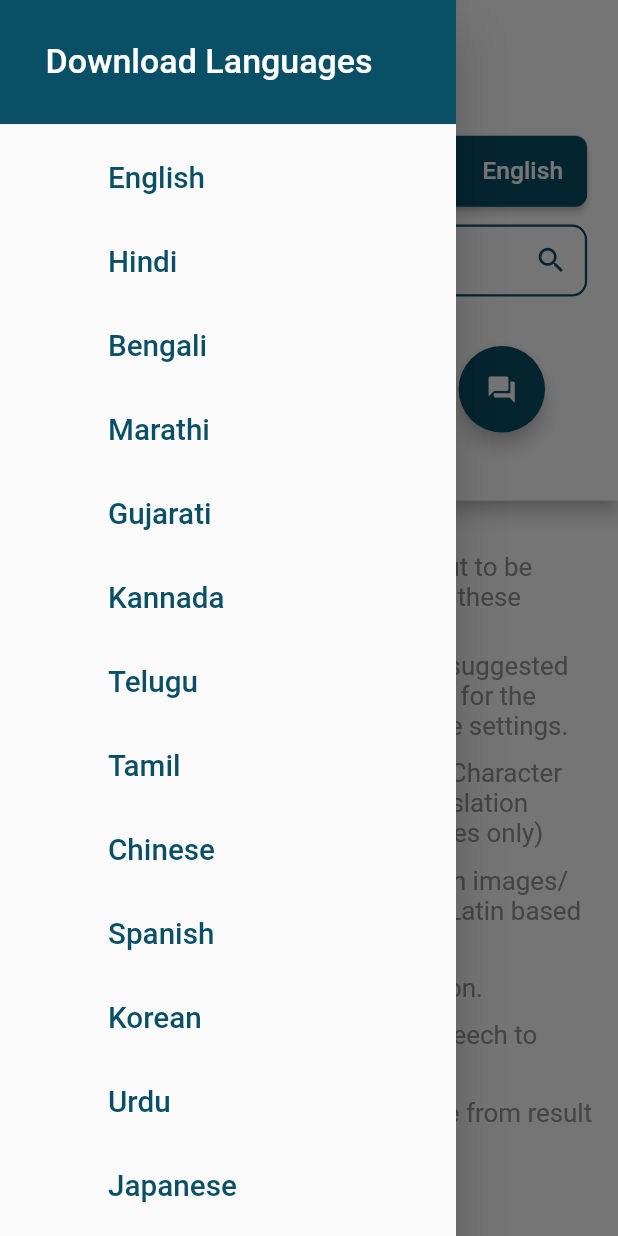
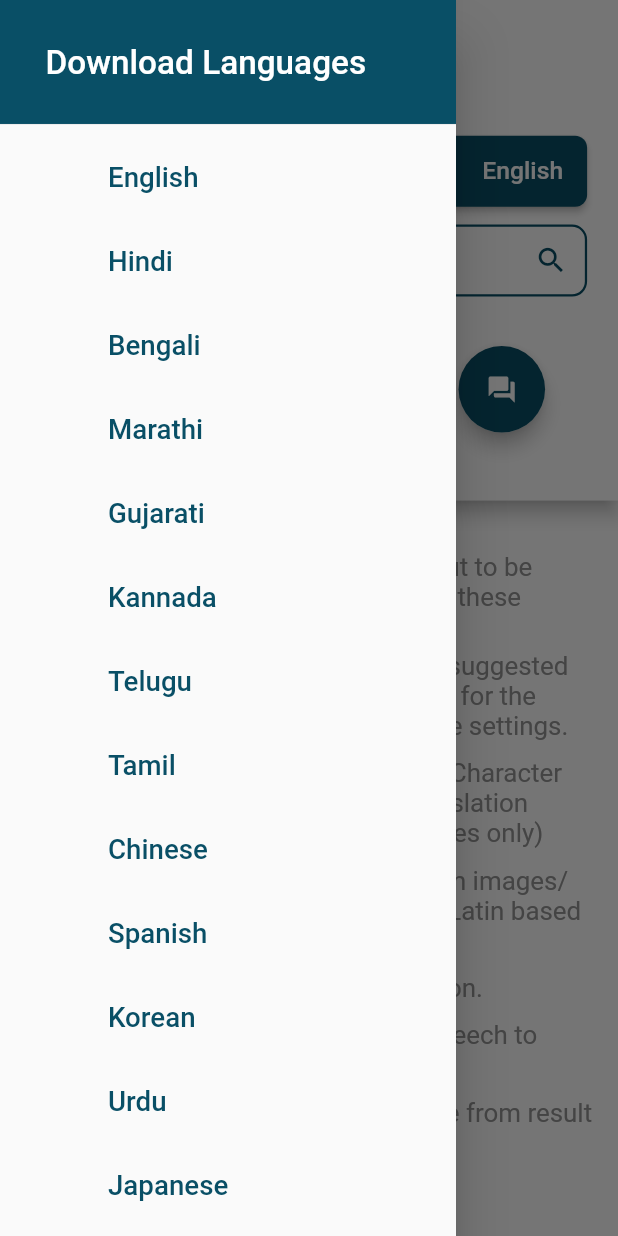
Before and after one commit to pri-avhad/Linguist, a Flutter app: the screen it shows after launch, with the side drawer open, on a phone screen of 412 x 824 dp. Run offline on Flutter 3.47's test engine with Material 2 defaults, Android fonts, the phone set to English and light mode, and no system bars; our stand-ins replace camera, flutter_tts, image_cropper, image_picker, speech_to_text; missing offline and left inert: firebase_ml_vision, firebase_mlkit_language; accounts and stored records are empty.

Commit message:
sizes done!!!!!!

```diff
--- a/lib/screens/main_screen.dart
+++ b/lib/screens/main_screen.dart
@@ -455,7 +455,7 @@ class _MainScreenState extends State<MainScreen> {
                   alignment: Alignment.centerLeft,
                   child: Text('Download Languages',
                       style: TextStyle(
-                        fontSize: constraint.maxHeight * 0.25,
+                        fontSize: constraint.maxHeight * 0.245,
                         color: appBar,
                       )),
                 ),
--- a/lib/tile.dart
+++ b/lib/tile.dart
@@ -58,10 +58,10 @@ class _tileState extends State<tile> {
       title: Text(widget.language,
           style: downloadState
               ? TextStyle(
-                  fontSize: height * 0.024,
+                  fontSize: height * 0.0224,
                   color: instructions,
                 )
-              : TextStyle(fontSize: height * 0.024, color: blue1)),
+              : TextStyle(fontSize: height * 0.0224, color: blue1)),
       onTap: () async {
         if (_state == 1 || _state == 2) {
           setState(() {
```
